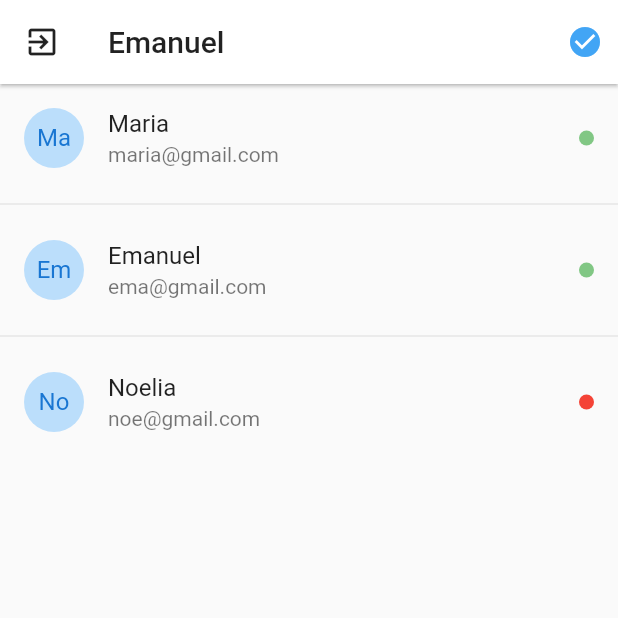
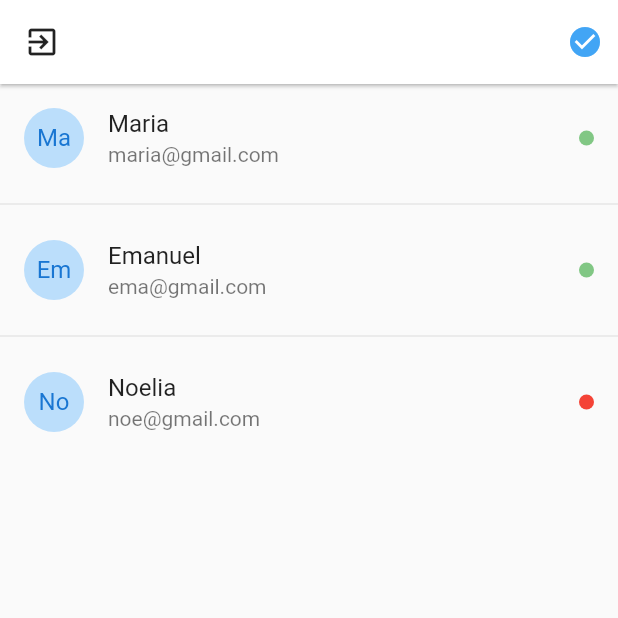
Before and after one commit to Emanuelguantay/chat_app, a Flutter app: the UsersPage screen opened by its route, on a phone screen of 412 x 824 dp, the top half of it. Run offline on Flutter 3.47's test engine with Material 2 defaults, Android fonts, the phone set to English and light mode, and no system bars; our stand-ins replace flutter_secure_storage; accounts and stored records are empty.

Commit message:
Ajustes UserPage

```diff
--- a/lib/src/pages/users_page.dart
+++ b/lib/src/pages/users_page.dart
@@ -1,5 +1,7 @@
+import 'package:chat_app/services/auth_service.dart';
 import 'package:chat_app/src/models/user.dart';
 import 'package:flutter/material.dart';
+import 'package:provider/provider.dart';
 
 class UsersPage extends StatefulWidget {
   const UsersPage({Key? key}) : super(key: key);
@@ -26,12 +28,18 @@ class _UsersPageState extends State<UsersPage> {
   ];
   @override
   Widget build(BuildContext context) {
+    final authService = Provider.of<AuthService>(context);
+    final user = authService.user;
     return Scaffold(
       appBar:  AppBar(
-        title: const Text('Emanuel', style: TextStyle(color: Colors.black87),),
+        title: Text(user?.name?? "", style: const TextStyle(color: Colors.black87),),
         elevation: 1,
         backgroundColor: Colors.white,
-        leading: IconButton(onPressed: (){}, icon: const Icon(Icons.exit_to_app, color: Colors.black87)),
+        leading: IconButton(onPressed: (){
+          //TODO: Desconectar socketserver
+          Navigator.restorablePushReplacementNamed(context, 'login');
+          AuthService.deleteToken();
+        }, icon: const Icon(Icons.exit_to_app, color: Colors.black87)),
         actions: [
           Container(
             margin: const EdgeInsets.only(right: 10),
```
